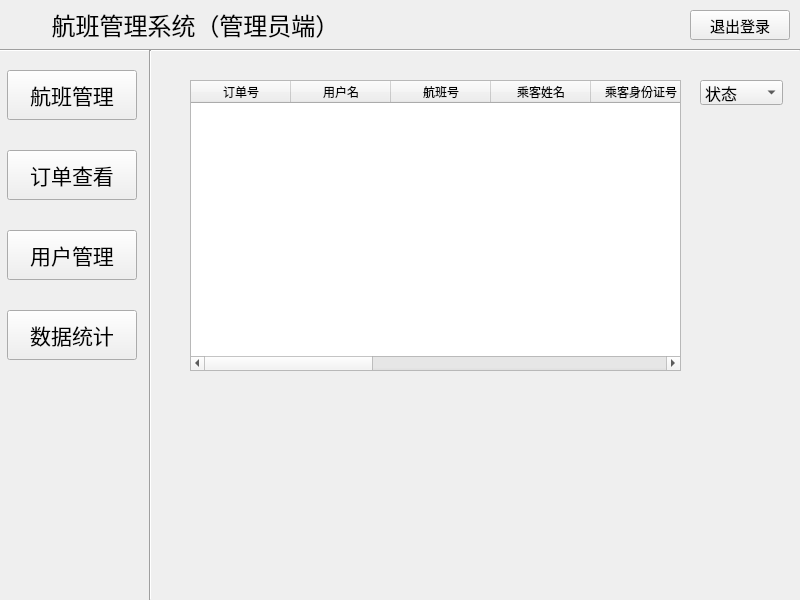
First picture: the form in AdminMainWindow.ui, repository ImmortalWatcher/Flient_Management, before the edit.
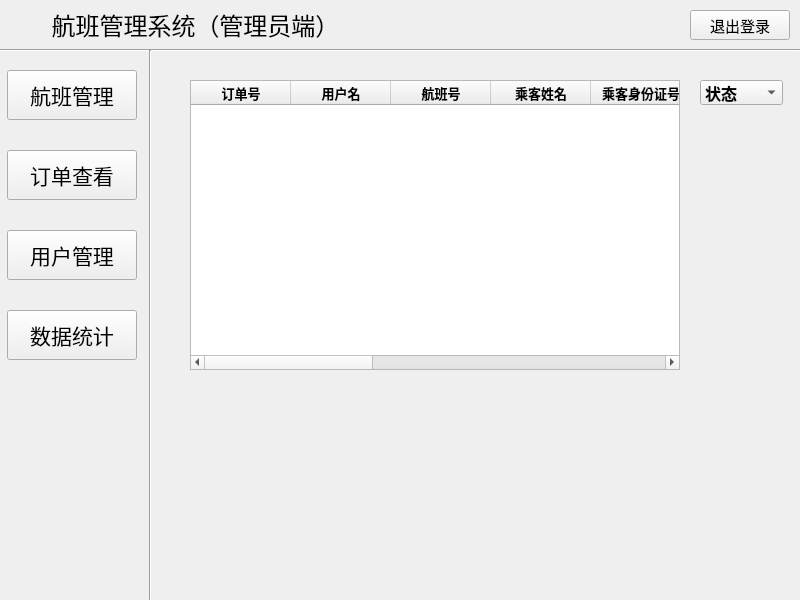
Second picture: the form after the edit. The open tabs and pages were chosen to show the change. Icons and pictures are not drawn.

Commit message: 调整显示, 修注册

```diff
--- a/AdminMainWindow.ui
+++ b/AdminMainWindow.ui
@@ -258,7 +258,8 @@
     <property name="font">
      <font>
       <family>华文楷体</family>
-      <pointsize>18</pointsize>
+      <pointsize>10</pointsize>
+      <bold>true</bold>
      </font>
     </property>
     <property name="currentIndex">
@@ -550,64 +551,137 @@
        <rect>
         <x>40</x>
         <y>30</y>
-        <width>491</width>
-        <height>291</height>
+        <width>490</width>
+        <height>290</height>
        </rect>
       </property>
+      <property name="font">
+       <font>
+        <family>华文楷体</family>
+        <pointsize>10</pointsize>
+        <bold>true</bold>
+       </font>
+      </property>
       <column>
        <property name="text">
         <string>订单号</string>
        </property>
+       <property name="font">
+        <font>
+         <pointsize>10</pointsize>
+         <bold>true</bold>
+        </font>
+       </property>
       </column>
       <column>
        <property name="text">
         <string>用户名</string>
        </property>
+       <property name="font">
+        <font>
+         <pointsize>10</pointsize>
+         <bold>true</bold>
+        </font>
+       </property>
       </column>
       <column>
        <property name="text">
         <string>航班号</string>
        </property>
+       <property name="font">
+        <font>
+         <pointsize>10</pointsize>
+         <bold>true</bold>
+        </font>
+       </property>
       </column>
       <column>
        <property name="text">
         <string>乘客姓名</string>
        </property>
+       <property name="font">
+        <font>
+         <pointsize>10</pointsize>
+         <bold>true</bold>
+        </font>
+       </property>
       </column>
       <column>
        <property name="text">
         <string>乘客身份证号</string>
        </property>
+       <property name="font">
+        <font>
+         <pointsize>10</pointsize>
+         <bold>true</bold>
+        </font>
+       </property>
       </column>
       <column>
        <property name="text">
         <string>出发地</string>
        </property>
+       <property name="font">
+        <font>
+         <pointsize>10</pointsize>
+         <bold>true</bold>
+        </font>
+       </property>
       </column>
       <column>
        <property name="text">
         <string>起飞时间</string>
        </property>
+       <property name="font">
+        <font>
+         <pointsize>10</pointsize>
+         <bold>true</bold>
+        </font>
+       </property>
       </column>
       <column>
        <property name="text">
         <string>目的地</string>
        </property>
+       <property name="font">
+        <font>
+         <pointsize>10</pointsize>
+         <bold>true</bold>
+        </font>
+       </property>
       </column>
       <column>
        <property name="text">
         <string>到达时间</string>
        </property>
+       <property name="font">
+        <font>
+         <pointsize>10</pointsize>
+         <bold>true</bold>
+        </font>
+       </property>
       </column>
       <column>
        <property name="text">
         <string>票价</string>
        </property>
+       <property name="font">
+        <font>
+         <pointsize>10</pointsize>
+         <bold>true</bold>
+        </font>
+       </property>
       </column>
       <column>
        <property name="text">
         <string>下单时间</string>
        </property>
+       <property name="font">
+        <font>
+         <pointsize>10</pointsize>
+         <bold>true</bold>
+        </font>
+       </property>
       </column>
      </widget>
      <widget class="QComboBox" name="cbOrderStatus">
@@ -623,6 +697,7 @@
        <font>
         <family>华文楷体</family>
         <pointsize>12</pointsize>
+        <bold>true</bold>
        </font>
       </property>
       <item>
```
Left out of the diff: 79 changed lines with no effect on the pictures. The commit also changes 2 other files.
